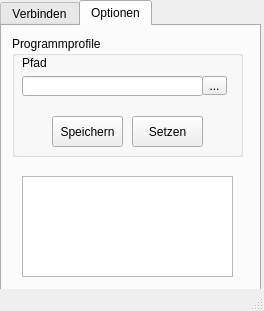
First picture: the form in Sourcecode/Testkonzept/lanyourself.ui, repository traxl/LYS_Docs, before the edit.
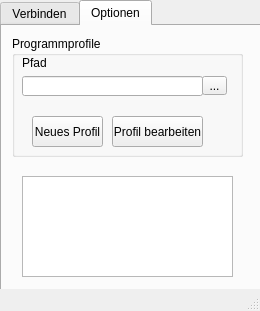
Second picture: the form after the edit.

Patch:
```diff
--- a/Sourcecode/Testkonzept/lanyourself.ui
+++ b/Sourcecode/Testkonzept/lanyourself.ui
@@ -6,7 +6,7 @@
    <rect>
     <x>0</x>
     <y>0</y>
-    <width>264</width>
+    <width>260</width>
     <height>311</height>
    </rect>
   </property>
@@ -151,14 +151,14 @@
       <widget class="QPushButton" name="ProNew">
        <property name="geometry">
         <rect>
-         <x>40</x>
+         <x>20</x>
          <y>80</y>
          <width>71</width>
          <height>31</height>
         </rect>
        </property>
        <property name="text">
-        <string>Speichern</string>
+        <string>Neues Profil</string>
        </property>
       </widget>
       <widget class="QToolButton" name="ProLoad">
@@ -190,14 +190,14 @@
       <widget class="QPushButton" name="setButton">
        <property name="geometry">
         <rect>
-         <x>120</x>
+         <x>100</x>
          <y>80</y>
-         <width>71</width>
+         <width>91</width>
          <height>31</height>
         </rect>
        </property>
        <property name="text">
-        <string>Setzen</string>
+        <string>Profil bearbeiten</string>
        </property>
       </widget>
      </widget>
```
